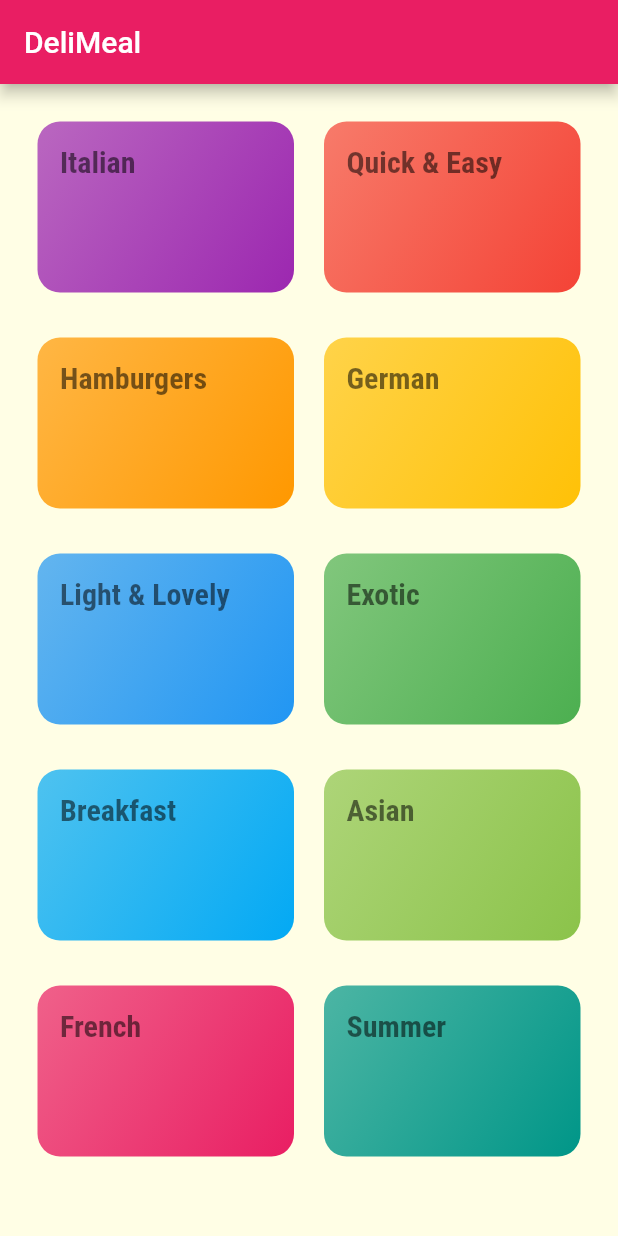
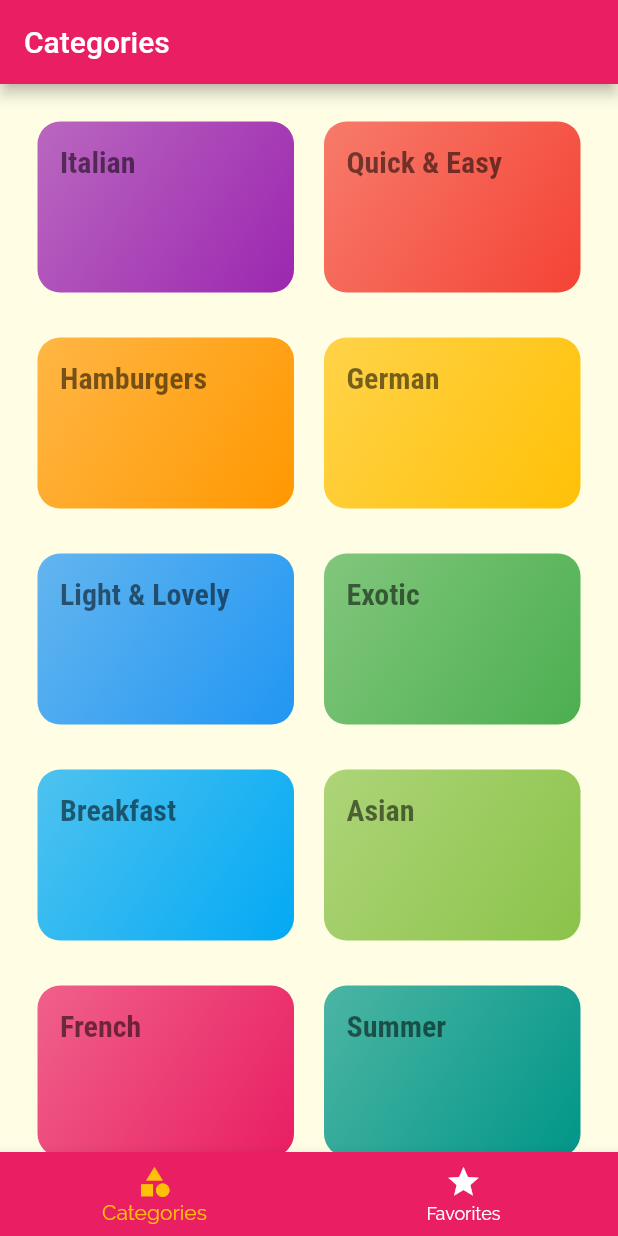
Before and after one commit to MrReiji/Meals-App, a Flutter app: the screen it shows after launch, on a phone screen of 412 x 824 dp. Run offline on Flutter 3.47's test engine with Material 2 defaults, Android fonts, the phone set to English and light mode, and no system bars.

Commit message:
Added BottomNavigationBar with categories and favorites

```diff
--- a/lib/main.dart
+++ b/lib/main.dart
@@ -1,5 +1,6 @@
 import 'package:flutter/material.dart';
 
+import './screens/tabs_screen.dart';
 import './screens/categories_screen.dart';
 import './screens/category_meals_screen.dart';
 import './screens/meal_detail_screen.dart';
@@ -34,7 +35,7 @@ class MyApp extends StatelessWidget {
               ),
             ),
       ),
-      home: const CategoriesScreen(),
+      home: const TabsScreen(),
       //initialRoute: '/',
       routes: {
         //'/': (ctx) => CategoriesScreen();
--- a/lib/screens/categories_screen.dart
+++ b/lib/screens/categories_screen.dart
@@ -8,11 +8,7 @@ class CategoriesScreen extends StatelessWidget {
 
   @override
   Widget build(BuildContext context) {
-    return Scaffold(
-      appBar: AppBar(
-        title: const Text('DeliMeal'),
-      ),
-      body: GridView(
+    return GridView(
       padding: const EdgeInsets.all(25),
       children: DUMMY_CATEGORIES
           .map(
@@ -29,7 +25,6 @@ class CategoriesScreen extends StatelessWidget {
         crossAxisSpacing: 20,
         mainAxisSpacing: 30,
       ),
-      ),
     );
   }
 }
--- /dev/null
+++ b/lib/screens/favorites_screen.dart
@@ -0,0 +1,10 @@
+import 'package:flutter/material.dart';
+
+class FavoritesScreen extends StatelessWidget {
+  const FavoritesScreen({Key? key}) : super(key: key);
+
+  @override
+  Widget build(BuildContext context) {
+    return Container();
+  }
+}
--- /dev/null
+++ b/lib/screens/tabs_screen.dart
@@ -0,0 +1,60 @@
+import 'package:flutter/material.dart';
+import 'package:meals_app/screens/favorites_screen.dart';
+
+import './categories_screen.dart';
+
+class TabsScreen extends StatefulWidget {
+  const TabsScreen({Key? key}) : super(key: key);
+
+  @override
+  State<TabsScreen> createState() => _TabsScreenState();
+}
+
+class _TabsScreenState extends State<TabsScreen> {
+  final List<Map<String, Object>> _pages = [
+    {
+      "page": CategoriesScreen(),
+      "title": "Categories",
+    },
+    {
+      "page": FavoritesScreen(),
+      "title": "Your Favorite",
+    }
+  ];
+
+  int _selectedPageIndex = 0;
+
+  void _selectPage(int index) {
+    setState(() {
+      _selectedPageIndex = index;
+    });
+  }
+
+  @override
+  Widget build(BuildContext context) {
+    return Scaffold(
+      appBar: AppBar(
+        title: Text(_pages[_selectedPageIndex]["title"] as String),
+      ),
+      body: _pages[_selectedPageIndex]["page"] as Widget,
+      bottomNavigationBar: BottomNavigationBar(
+        onTap: _selectPage,
+        backgroundColor: Theme.of(context).primaryColor,
+        unselectedItemColor: Colors.white,
+        selectedItemColor: Theme.of(context).colorScheme.secondary,
+        currentIndex: _selectedPageIndex,
+        type: BottomNavigationBarType.fixed, //It's on default
+        items: [
+          BottomNavigationBarItem(
+            icon: Icon(Icons.category),
+            label: "Categories",
+          ),
+          BottomNavigationBarItem(
+            icon: Icon(Icons.star),
+            label: "Favorites",
+          ),
+        ],
+      ),
+    );
+  }
+}
```
Lines whose indentation alone changed are shown as unchanged.
